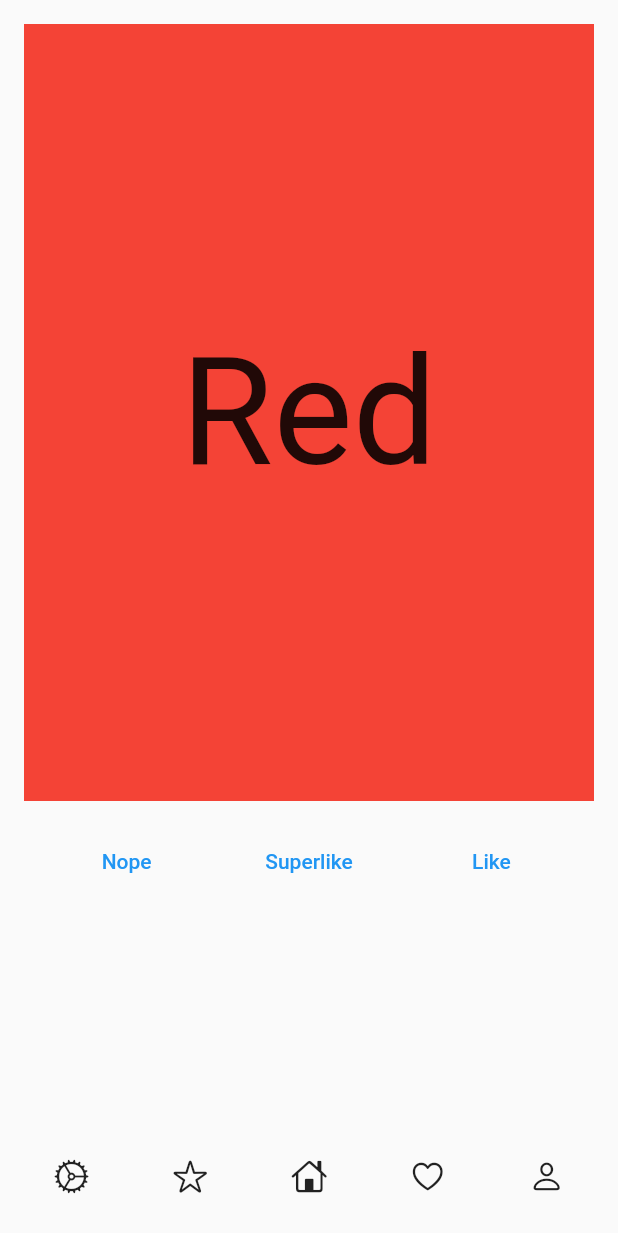
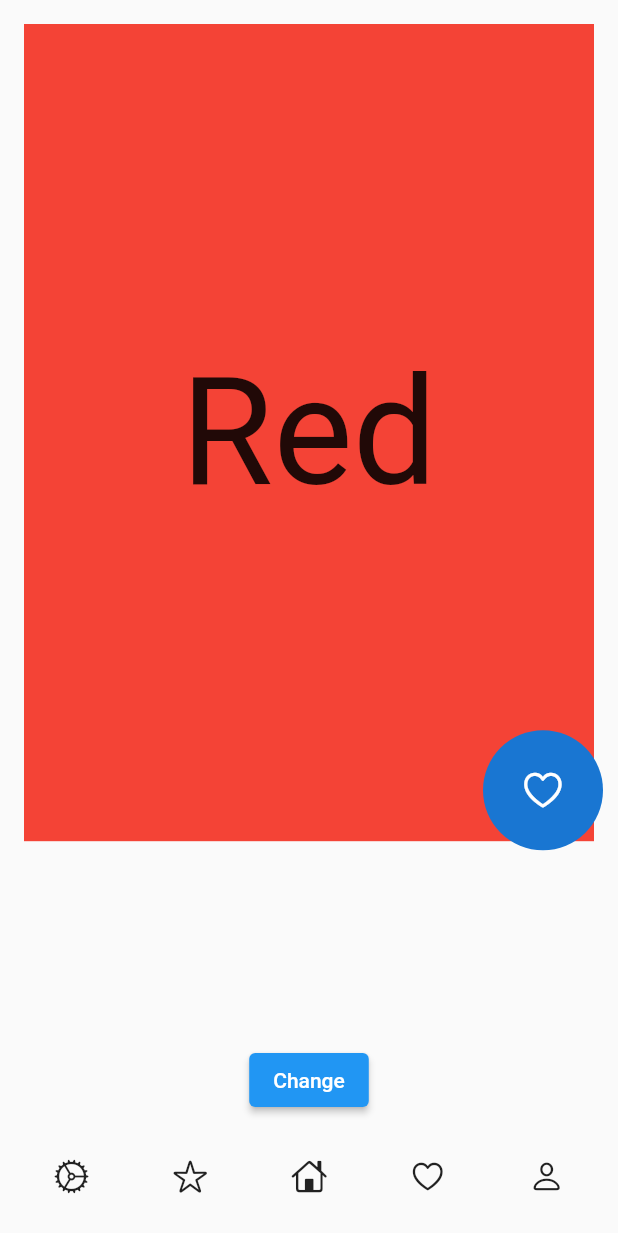
Before and after one commit to Amorion/Amorium, a Flutter app: the HomeScreen screen opened directly, on a phone screen of 412 x 824 dp. Shown: the top 1233 px of the screen. Run offline on Flutter 3.47's test engine with Material 2 defaults, Android fonts, the phone set to English and light mode, and no system bars; drawn by our look-alikes of swipe_cards; our stand-ins replace cloud_firestore, email_validator, firebase_auth, firebase_core, firebase_storage, flutter_riverpod and 1 more; accounts and stored records are empty.

Commit message:
jumps in two screens

```diff
--- a/lib/screens/home/home_screen.dart
+++ b/lib/screens/home/home_screen.dart
@@ -1,4 +1,5 @@
 import 'package:amorium/screens/home/widgets/bottom_bar.dart';
+import 'package:amorium/screens/home/widgets/card_user.dart';
 import 'package:amorium/screens/home/widgets/swiper.dart';
 import 'package:flutter/material.dart';
 
@@ -12,11 +13,29 @@ class HomeScreen extends StatefulWidget {
 
 class _HomeScreenState extends State<HomeScreen> {
   int currentIndex = 1;
+  bool modalOpened = true;
   @override
   Widget build(BuildContext context) {
-    return const Scaffold(
-      body: Swiper(),
-      bottomNavigationBar: BottomBar(),
+    final size = MediaQuery.of(context).size;
+    return Scaffold(
+      body: Column(
+        mainAxisAlignment: MainAxisAlignment.spaceBetween,
+        children: [
+          SizedBox(
+            height: size.height * 0.8,
+            child: modalOpened ? const Swiper() : const CardUser(),
+          ),
+          ElevatedButton(
+            onPressed: () {
+              setState(() {
+                modalOpened = !modalOpened;
+              });
+            },
+            child: const Text("Change"),
+          ),
+        ],
+      ),
+      bottomNavigationBar: const BottomBar(),
     );
   }
 }
--- a/lib/screens/home/widgets/card_user.dart
+++ b/lib/screens/home/widgets/card_user.dart
@@ -11,9 +11,9 @@ class CardUser extends StatelessWidget {
   Widget build(BuildContext context) {
     return CustomScrollView(
       slivers: [
-        const SliverPersistentHeader(
+        SliverPersistentHeader(
           pinned: true,
-          delegate: CustomSliverAppBarDelegate(),
+          delegate: CustomSliverAppBarDelegate(context),
         ),
         const AboutBox(),
         SliverToBoxAdapter(
--- a/lib/screens/home/widgets/custom_sliver.dart
+++ b/lib/screens/home/widgets/custom_sliver.dart
@@ -3,10 +3,10 @@ import 'dart:math';
 import 'package:flutter/material.dart';
 
 class CustomSliverAppBarDelegate extends SliverPersistentHeaderDelegate {
-  const CustomSliverAppBarDelegate() : super();
-
+  BuildContext ctx;
+  CustomSliverAppBarDelegate(this.ctx) : super();
   @override
-  double get maxExtent => 700;
+  double get maxExtent => MediaQuery.of(ctx).size.height * 0.6;
 
   @override
   double get minExtent => 150;
@@ -25,7 +25,7 @@ class CustomSliverAppBarDelegate extends SliverPersistentHeaderDelegate {
 
     final interpolatedBackgroundColor = Color.lerp(
       Colors.white,
-      Colors.green,
+      Colors.red,
       expendPercentage,
     );
     final interpolatedAlignment = Alignment.lerp(
--- a/lib/screens/home/widgets/swiper.dart
+++ b/lib/screens/home/widgets/swiper.dart
@@ -1,3 +1,5 @@
+import 'package:amorium/common/widgets/touchable_opacity.dart';
+import 'package:flutter/cupertino.dart';
 import 'package:flutter/material.dart';
 import 'package:swipe_cards/draggable_card.dart';
 import 'package:swipe_cards/swipe_cards.dart';
@@ -56,12 +58,16 @@ class _SwiperState extends State<Swiper> {
 
   @override
   Widget build(BuildContext context) {
+    final size = MediaQuery.of(context).size;
     return Scaffold(
-      body: Column(
+      body: SingleChildScrollView(
+        child: Column(
           children: [
             SizedBox(
-            height: 550,
-            child: SwipeCards(
+              height: size.height * 0.7,
+              child: Stack(
+                children: [
+                  SwipeCards(
                     matchEngine: _matchEngine,
                     itemBuilder: (BuildContext context, int index) {
                       return Container(
@@ -82,28 +88,25 @@ class _SwiperState extends State<Swiper> {
                     upSwipeAllowed: true,
                     fillSpace: true,
                   ),
+                  Positioned(
+                    bottom: 10,
+                    right: 10,
+                    child: TouchableOpacity(
+                      onTap: () {},
+                      child: const CircleAvatar(
+                        radius: 40,
+                        child: Icon(
+                          CupertinoIcons.heart,
+                          size: 30,
                         ),
-          Row(
-            mainAxisAlignment: MainAxisAlignment.spaceEvenly,
-            children: [
-              TextButton(
-                  onPressed: () {
-                    _matchEngine.currentItem?.nope();
-                  },
-                  child: const Text("Nope")),
-              TextButton(
-                  onPressed: () {
-                    _matchEngine.currentItem?.superLike();
-                  },
-                  child: const Text("Superlike")),
-              TextButton(
-                  onPressed: () {
-                    _matchEngine.currentItem?.like();
-                  },
-                  child: const Text("Like"))
+                      ),
+                    ),
+                  ),
                 ],
-          )
+              ),
+            ),
           ],
+        ),
       ),
     );
   }
```
Lines whose indentation alone changed are shown as unchanged.
